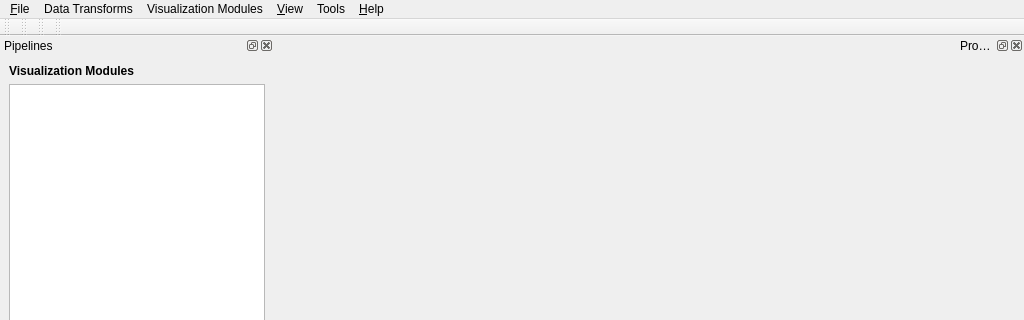
Qt form tomviz/MainWindow.ui (OpenChemistry/tomviz) before a commit; both pictures show x 0 to 1024 and y 0 to 320 of the 1024 by 768 pixel window.
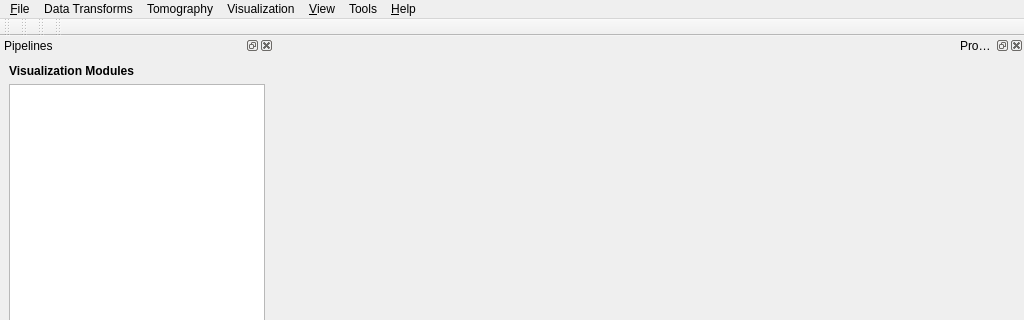
The same form after that commit. Icons and pictures are not drawn. Custom widgets are drawn as their Qt base class.

Commit message:
Reorganize data transforms menus
This commit reorganizes the data transforms menus and renames several
menu items.  The 'Visualization Modules' menu is also renamed to
'Visualization'.

The edit to the form file:
```diff
--- a/tomviz/MainWindow.ui
+++ b/tomviz/MainWindow.ui
@@ -20,7 +20,7 @@
      <x>0</x>
      <y>0</y>
      <width>1024</width>
-     <height>30</height>
+     <height>27</height>
     </rect>
    </property>
    <widget class="QMenu" name="menu_File">
@@ -49,7 +49,7 @@
    </widget>
    <widget class="QMenu" name="menuModules">
     <property name="title">
-     <string>Visualization Modules</string>
+     <string>Visualization</string>
     </property>
    </widget>
    <widget class="QMenu" name="menuTools">
@@ -82,8 +82,18 @@
     </property>
     <addaction name="actionAbout"/>
    </widget>
+   <widget class="QMenu" name="menuTomography">
+    <property name="title">
+     <string>Tomography</string>
+    </property>
+    <addaction name="actionToggleDataType"/>
+    <addaction name="separator"/>
+    <addaction name="actionAlign"/>
+    <addaction name="actionReconstruct"/>
+   </widget>
    <addaction name="menu_File"/>
    <addaction name="menuData"/>
+   <addaction name="menuTomography"/>
    <addaction name="menuModules"/>
    <addaction name="menuView"/>
    <addaction name="menuTools"/>
```
Left out of the diff: 5 changed lines with no effect on the pictures. The commit also changes 1 other file.
